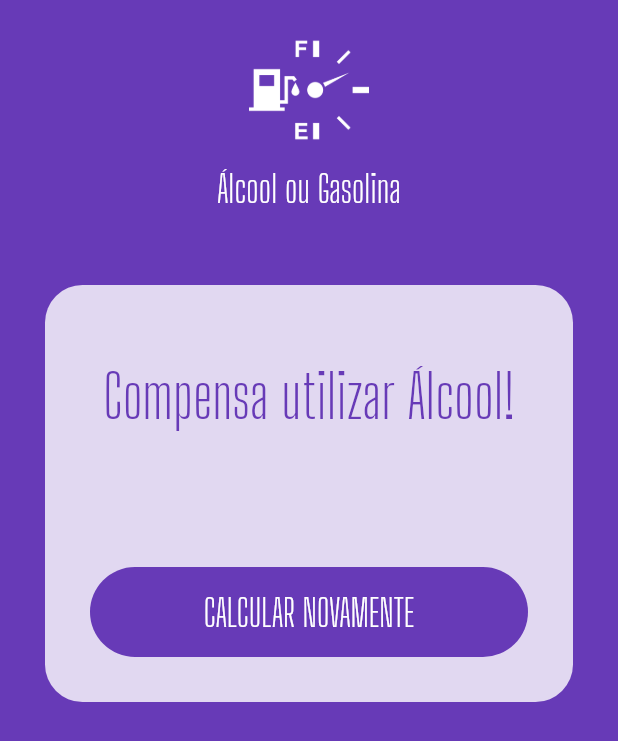
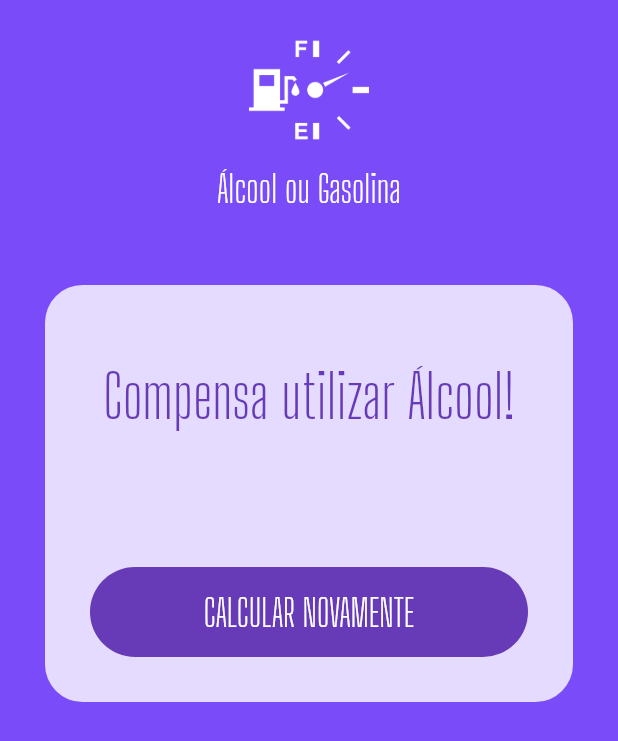
Before and after one commit to oliversieto/alcool_gasolina_flutter, a Flutter app: the screen it shows after launch, after a tap on "CALCULAR", on a phone screen of 412 x 824 dp. Shown: the top 741 px of the screen. Run offline on Flutter 3.47's test engine with Material 2 defaults, Android fonts, the phone set to English and light mode, and no system bars; our stand-ins replace flutter_masked_text.

Commit message:
refactor: criado animação para mudar a cor de fundo

```diff
--- a/lib/pages/home.page.dart
+++ b/lib/pages/home.page.dart
@@ -10,21 +10,23 @@ class HomePage extends StatefulWidget {
 }
 
 class _HomePageState extends State<HomePage> {
+  Color _color = Colors.deepPurple;
   MoneyMaskedTextController _gasCtrl = new MoneyMaskedTextController();
-
   MoneyMaskedTextController _alcCtrl = new MoneyMaskedTextController();
-
   bool _busy = false;
-
   bool _completed = false;
-
   String _resultText = 'Compensa utilizar álcool';
 
   @override
   Widget build(BuildContext context) {
     return Scaffold(
         backgroundColor: Theme.of(context).primaryColor,
-      body: ListView(
+        body: AnimatedContainer(
+          duration: Duration(
+            milliseconds: 1200,
+          ),
+          color: _color,
+          child: ListView(
             children: <Widget>[
               Logo(),
               _completed
@@ -40,7 +42,7 @@ class _HomePageState extends State<HomePage> {
                     ),
             ],
           ),
-    );
+        ));
   }
 
   void reset() {
@@ -49,6 +51,7 @@ class _HomePageState extends State<HomePage> {
       _alcCtrl = new MoneyMaskedTextController();
       _busy = false;
       _completed = false;
+      _color = Colors.deepPurple;
     });
   }
 
@@ -62,6 +65,7 @@ class _HomePageState extends State<HomePage> {
     double res = alc / gas;
 
     setState(() {
+      _color = Colors.deepPurpleAccent;
       _completed = false;
       _busy = true;
     });
```
Lines whose indentation alone changed are shown as unchanged.
